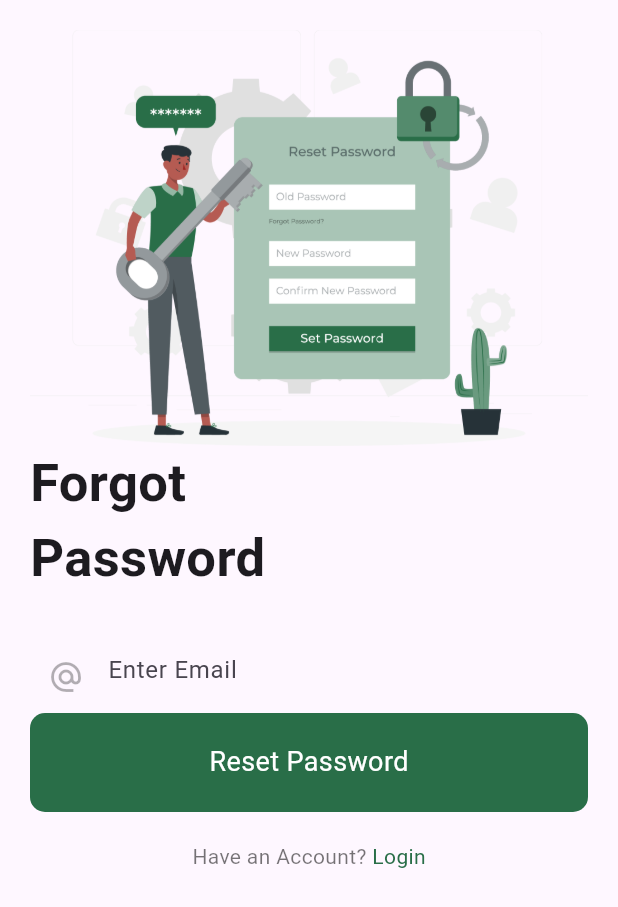
After one commit to Maricarmen5-31/GardenMateFlutter, a Flutter app: the ForgotPassword screen opened directly, on a phone screen of 412 x 824 dp. The commit adds this screen. Shown: the top 907 px of the screen. Run offline on Flutter 3.47's test engine with Material 3 defaults, Android fonts, the phone set to English and light mode, and no system bars; our stand-ins replace page_transition.

Commit message:
Forgot password screen

```diff
--- /dev/null
+++ b/lib/screens/forgotPassword_screen.dart
@@ -0,0 +1,96 @@
+import 'package:flutter/material.dart';
+import 'package:garden_mate/screens/login_screen.dart';
+import 'package:garden_mate/utils/constants.dart';
+import 'package:garden_mate/widgets/custom_textfield.dart';
+import 'package:page_transition/page_transition.dart';
+
+
+class ForgotPassword extends StatelessWidget {
+  const ForgotPassword({super.key});
+
+  @override
+  Widget build(BuildContext context) {
+    Size size = MediaQuery.of(context).size;
+
+    return Scaffold(
+      body: Padding(
+        padding: const EdgeInsets.symmetric(vertical: 20, horizontal: 20),
+        child: SingleChildScrollView(
+          child: Column(
+            mainAxisAlignment: MainAxisAlignment.center,
+            crossAxisAlignment: CrossAxisAlignment.start,
+            children: [
+              Image.asset('assets/images/reset-password.png'),
+              const Text(
+                'Forgot\nPassword',
+                style: TextStyle(
+                  fontSize: 35.0,
+                  fontWeight: FontWeight.w700,
+                ),
+              ),
+              const SizedBox(
+                height: 30,
+              ),
+              const CustomTextfield(
+                obscureText: false,
+                hintText: 'Enter Email',
+                icon: Icons.alternate_email,
+              ),
+              GestureDetector(
+                onTap: () {},
+                child: Container(
+                  width: size.width,
+                  decoration: BoxDecoration(
+                    color: Constants.primaryColor,
+                    borderRadius: BorderRadius.circular(10),
+                  ),
+                  padding:
+                      const EdgeInsets.symmetric(horizontal: 10, vertical: 20),
+                  child: const Center(
+                    child: Text(
+                      'Reset Password',
+                      style: TextStyle(
+                        color: Colors.white,
+                        fontSize: 18.0,
+                      ),
+                    ),
+                  ),
+                ),
+              ),
+              const SizedBox(
+                height: 20,
+              ),
+              GestureDetector(
+                onTap: () {
+                  Navigator.pushReplacement(
+                      context,
+                      PageTransition(
+                          child: const Login(),
+                          type: PageTransitionType.bottomToTop));
+                },
+                child: Center(
+                  child: Text.rich(
+                    TextSpan(children: [
+                      TextSpan(
+                        text: 'Have an Account? ',
+                        style: TextStyle(
+                          color: Constants.blackColor,
+                        ),
+                      ),
+                      TextSpan(
+                        text: 'Login',
+                        style: TextStyle(
+                          color: Constants.primaryColor,
+                        ),
+                      ),
+                    ]),
+                  ),
+                ),
+              ),
+            ],
+          ),
+        ),
+      ),
+    );
+  }
+}
--- a/lib/screens/login_screen.dart
+++ b/lib/screens/login_screen.dart
@@ -1,4 +1,5 @@
 import 'package:flutter/material.dart';
+import 'package:garden_mate/screens/forgotPassword_screen.dart';
 import 'package:garden_mate/screens/register_screen.dart';
 import 'package:garden_mate/utils/constants.dart';
 import 'package:garden_mate/widgets/custom_textfield.dart';
@@ -80,7 +81,7 @@ class Login extends StatelessWidget {
                   Navigator.pushReplacement(
                       context,
                       PageTransition(
-                          child: const Register(),//ForgotPassword(),
+                          child: const ForgotPassword(),
                           type: PageTransitionType.bottomToTop)
                   );
                 },
@@ -134,7 +135,7 @@ class Login extends StatelessWidget {
                       child: Image.asset('assets/images/google.png'),
                     ),
                     Text(
-                      'Iniciar seción con Google',
+                      'Iniciar sesión con Google',
                       style: TextStyle(
                         color: Constants.blackColor,
                         fontSize: 18.0,
```
